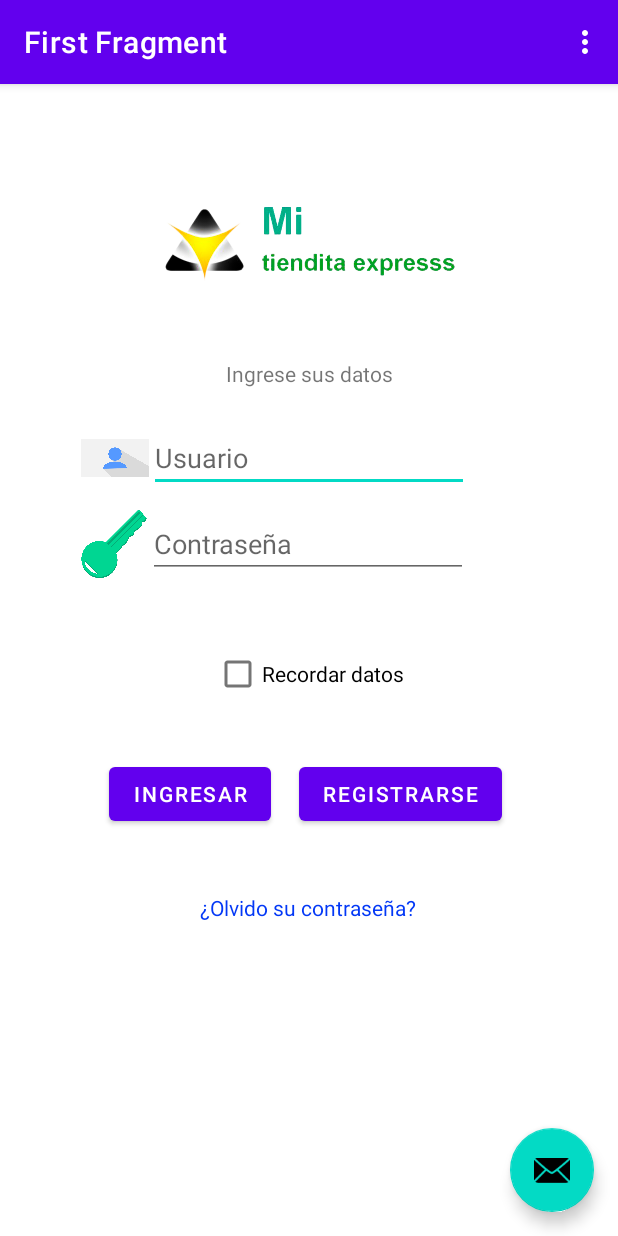
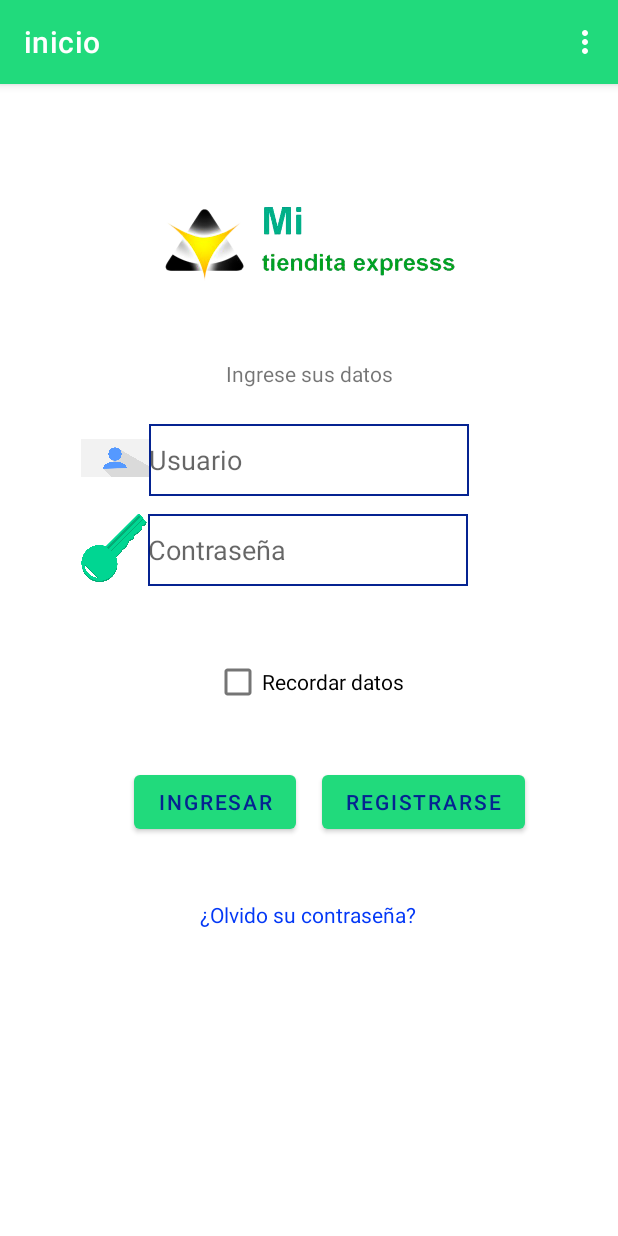
Before and after one commit to alcolandia33/MisionTicCiclo4, an Android app: the MainActivity screen opened directly, with no data from a screen before it, on a phone screen of 412 x 824 dp. Run offline under Robolectric (Android 15) with nearby library versions, the light colour scheme and no system bars; our stand-ins replace navigation-ui.

Commit message:
layaut registro

```diff
--- a/AppTienda/app/build.gradle
+++ b/AppTienda/app/build.gradle
@@ -42,9 +42,12 @@ dependencies {
     implementation 'androidx.constraintlayout:constraintlayout:2.1.1'
     implementation 'androidx.navigation:navigation-fragment-ktx:2.3.5'
     implementation 'androidx.navigation:navigation-ui-ktx:2.3.5'
+    implementation 'com.android.support:design:28.0.0'
+    implementation 'com.airbnb.android:lottie:4.2.0'
 
-    implementation 'com.airbnb.android:lottie:4.2.0'
+
     testImplementation 'junit:junit:4.+'
     androidTestImplementation 'androidx.test.ext:junit:1.1.3'
     androidTestImplementation 'androidx.test.espresso:espresso-core:3.4.0'
+
 }
--- a/AppTienda/app/src/main/java/com/example/apptienda/SecondFragment.kt
+++ b/AppTienda/app/src/main/java/com/example/apptienda/InicioActivity.kt
@@ -6,14 +6,14 @@ import android.view.LayoutInflater
 import android.view.View
 import android.view.ViewGroup
 import androidx.navigation.fragment.findNavController
-import com.example.apptienda.databinding.FragmentSecondBinding
+import com.example.apptienda.databinding.InicioBinding
 
 /**
- * A simple [Fragment] subclass as the second destination in the navigation.
+ * A simple [Fragment] subclass as the default destination in the navigation.
  */
-class SecondFragment : Fragment() {
+class InicioActivity : Fragment() {
 
-    private var _binding: FragmentSecondBinding? = null
+    private var _binding: InicioBinding? = null
 
     // This property is only valid between onCreateView and
     // onDestroyView.
@@ -24,7 +24,7 @@ class SecondFragment : Fragment() {
         savedInstanceState: Bundle?
     ): View? {
 
-        _binding = FragmentSecondBinding.inflate(inflater, container, false)
+        _binding = InicioBinding.inflate(inflater, container, false)
         return binding.root
 
     }
@@ -32,8 +32,8 @@ class SecondFragment : Fragment() {
     override fun onViewCreated(view: View, savedInstanceState: Bundle?) {
         super.onViewCreated(view, savedInstanceState)
 
-        binding.buttonSecond.setOnClickListener {
-            findNavController().navigate(R.id.action_SecondFragment_to_FirstFragment)
+        binding.inicioRegistro.setOnClickListener {
+           findNavController().navigate(R.id.action_inicioActivity_to_registroActivity2)
         }
     }
 
--- a/AppTienda/app/src/main/java/com/example/apptienda/MainActivity.kt
+++ b/AppTienda/app/src/main/java/com/example/apptienda/MainActivity.kt
@@ -28,10 +28,7 @@ class MainActivity : AppCompatActivity() {
         appBarConfiguration = AppBarConfiguration(navController.graph)
         setupActionBarWithNavController(navController, appBarConfiguration)
 
-        binding.fab.setOnClickListener { view ->
-            Snackbar.make(view, "Replace with your own action", Snackbar.LENGTH_LONG)
-                .setAction("Action", null).show()
-        }
+
     }
 
     override fun onCreateOptionsMenu(menu: Menu): Boolean {
--- a/AppTienda/app/src/main/java/com/example/apptienda/Inicio.kt
+++ b/AppTienda/app/src/main/java/com/example/apptienda/RegistroActivity.kt
@@ -6,14 +6,14 @@ import android.view.LayoutInflater
 import android.view.View
 import android.view.ViewGroup
 import androidx.navigation.fragment.findNavController
-import com.example.apptienda.databinding.FragmentFirstBinding
+import com.example.apptienda.databinding.RegistroBinding
 
 /**
- * A simple [Fragment] subclass as the default destination in the navigation.
+ * A simple [Fragment] subclass as the second destination in the navigation.
  */
-class Inicio : Fragment() {
+class RegistroActivity : Fragment() {
 
-    private var _binding: FragmentFirstBinding? = null
+    private var _binding: RegistroBinding? = null
 
     // This property is only valid between onCreateView and
     // onDestroyView.
@@ -24,7 +24,7 @@ class Inicio : Fragment() {
         savedInstanceState: Bundle?
     ): View? {
 
-        _binding = FragmentFirstBinding.inflate(inflater, container, false)
+        _binding = RegistroBinding.inflate(inflater, container, false)
         return binding.root
 
     }
@@ -32,9 +32,7 @@ class Inicio : Fragment() {
     override fun onViewCreated(view: View, savedInstanceState: Bundle?) {
         super.onViewCreated(view, savedInstanceState)
 
-        //binding.buttonFirst.setOnClickListener {
-          // findNavController().navigate(R.id.action_FirstFragment_to_SecondFragment)
-        //}
+
     }
 
     override fun onDestroyView() {
--- /dev/null
+++ b/AppTienda/app/src/main/res/drawable/stileborder.xml
@@ -0,0 +1,5 @@
+<?xml version="1.0" encoding="utf-8"?>
+<shape xmlns:android="http://schemas.android.com/apk/res/android" android:shape="rectangle" >
+    <solid android:color="#00FFFFFF" />
+    <stroke android:width="1dp" android:color="@color/blue"/>
+</shape>
--- a/AppTienda/app/src/main/res/layout/activity_main.xml
+++ b/AppTienda/app/src/main/res/layout/activity_main.xml
@@ -22,13 +22,6 @@
 
     <include layout="@layout/content_main" />
 
-    <com.google.android.material.floatingactionbutton.FloatingActionButton
-        android:id="@+id/fab"
-        android:layout_width="wrap_content"
-        android:layout_height="wrap_content"
-        android:layout_gravity="bottom|end"
-        android:layout_marginEnd="@dimen/fab_margin"
-        android:layout_marginBottom="16dp"
-        app:srcCompat="@android:drawable/ic_dialog_email" />
+
 
 </androidx.coordinatorlayout.widget.CoordinatorLayout>
--- a/AppTienda/app/src/main/res/layout/fragment_first.xml
+++ b/AppTienda/app/src/main/res/layout/inicio.xml
@@ -4,7 +4,7 @@
     xmlns:tools="http://schemas.android.com/tools"
     android:layout_width="match_parent"
     android:layout_height="match_parent"
-    tools:context=".Inicio">
+    tools:context=".InicioActivity">
 
     <ImageView
         android:id="@+id/imageView"
@@ -25,20 +25,24 @@
         android:text="Ingrese sus datos"
         app:layout_constraintEnd_toEndOf="parent"
         app:layout_constraintStart_toStartOf="parent"
-        app:layout_constraintTop_toBottomOf="@+id/imageView" />
+        app:layout_constraintTop_toBottomOf="@+id/imageView"
+        />
+
 
     <EditText
         android:id="@+id/editTextTextPersonName"
         android:layout_width="wrap_content"
         android:layout_height="wrap_content"
         android:layout_marginTop="24dp"
-
+        android:background="@drawable/stileborder"
         android:ems="10"
         android:hint="Usuario"
         android:inputType="textPersonName"
+        android:minHeight="48dp"
         app:layout_constraintEnd_toEndOf="parent"
         app:layout_constraintStart_toStartOf="parent"
         app:layout_constraintTop_toBottomOf="@+id/textView" />
+
 
     <ImageView
         android:id="@+id/icono_descuento"
@@ -59,15 +63,20 @@
         android:layout_width="wrap_content"
         android:layout_height="wrap_content"
         android:layout_marginTop="12dp"
+        android:background="@drawable/stileborder"
         android:ems="10"
         android:hint="Contraseña"
         android:inputType="textPassword"
+        android:minHeight="48dp"
         app:layout_constraintBottom_toBottomOf="parent"
         app:layout_constraintEnd_toEndOf="parent"
         app:layout_constraintHorizontal_bias="0.498"
         app:layout_constraintStart_toStartOf="parent"
         app:layout_constraintTop_toBottomOf="@+id/editTextTextPersonName"
+
+
         app:layout_constraintVertical_bias="0.0" />
+
 
     <ImageView
 
@@ -94,7 +103,7 @@
         app:layout_constraintTop_toBottomOf="@+id/editTextTextPassword" />
 
     <Button
-        android:id="@+id/button"
+        android:id="@+id/inicio"
         android:layout_width="wrap_content"
         android:layout_height="wrap_content"
         android:layout_marginTop="32dp"
@@ -105,7 +114,7 @@
         app:layout_constraintTop_toBottomOf="@+id/checkBox" />
 
     <Button
-        android:id="@+id/button2"
+        android:id="@+id/inicioRegistro"
         android:layout_width="wrap_content"
         android:layout_height="wrap_content"
         android:layout_marginTop="32dp"
@@ -126,7 +135,7 @@
         app:layout_constraintEnd_toEndOf="parent"
         app:layout_constraintHorizontal_bias="0.498"
         app:layout_constraintStart_toStartOf="parent"
-        app:layout_constraintTop_toBottomOf="@+id/button2"
+        app:layout_constraintTop_toBottomOf="@+id/inicioRegistro"
         app:layout_constraintVertical_bias="0.168" />
 
     <androidx.constraintlayout.widget.Guideline
@@ -134,7 +143,7 @@
         android:layout_width="wrap_content"
         android:layout_height="wrap_content"
         android:orientation="vertical"
-        app:layout_constraintGuide_begin="188dp" />
+        app:layout_constraintGuide_percent="0.5" />
 
 
 </androidx.constraintlayout.widget.ConstraintLayout>
--- a/AppTienda/app/src/main/res/navigation/nav_graph.xml
+++ b/AppTienda/app/src/main/res/navigation/nav_graph.xml
@@ -3,26 +3,19 @@
     xmlns:app="http://schemas.android.com/apk/res-auto"
     xmlns:tools="http://schemas.android.com/tools"
     android:id="@+id/nav_graph"
-    app:startDestination="@id/FirstFragment">
-
+    app:startDestination="@id/inicioActivity">
     <fragment
-        android:id="@+id/FirstFragment"
-        android:name="com.example.apptienda.Inicio"
-        android:label="@string/first_fragment_label"
-        tools:layout="@layout/fragment_first">
-
+        android:id="@+id/inicioActivity"
+        android:name="com.example.apptienda.InicioActivity"
+        android:label="inicio"
+        tools:layout="@layout/inicio" >
         <action
-            android:id="@+id/action_FirstFragment_to_SecondFragment"
-            app:destination="@id/SecondFragment" />
+            android:id="@+id/action_inicioActivity_to_registroActivity2"
+            app:destination="@id/registroActivity2" />
     </fragment>
     <fragment
-        android:id="@+id/SecondFragment"
-        android:name="com.example.apptienda.SecondFragment"
-        android:label="@string/second_fragment_label"
-        tools:layout="@layout/fragment_second">
-
-        <action
-            android:id="@+id/action_SecondFragment_to_FirstFragment"
-            app:destination="@id/FirstFragment" />
-    </fragment>
+        android:id="@+id/registroActivity2"
+        android:name="com.example.apptienda.RegistroActivity"
+        android:label="registro"
+        tools:layout="@layout/registro" />
 </navigation>
--- a/AppTienda/app/src/main/res/values-night/themes.xml
+++ b/AppTienda/app/src/main/res/values-night/themes.xml
@@ -2,8 +2,8 @@
     <!-- Base application theme. -->
     <style name="Theme.AppTienda" parent="Theme.MaterialComponents.DayNight.DarkActionBar">
         <!-- Primary brand color. -->
-        <item name="colorPrimary">@color/purple_200</item>
-        <item name="colorPrimaryVariant">@color/purple_700</item>
+        <item name="colorPrimary">@color/green_200</item>
+        <item name="colorPrimaryVariant">@color/green_700</item>
         <item name="colorOnPrimary">@color/black</item>
         <!-- Secondary brand color. -->
         <item name="colorSecondary">@color/teal_200</item>
--- a/AppTienda/app/src/main/res/values/colors.xml
+++ b/AppTienda/app/src/main/res/values/colors.xml
@@ -1,10 +1,10 @@
 <?xml version="1.0" encoding="utf-8"?>
 <resources>
-    <color name="purple_200">#FFBB86FC</color>
-    <color name="purple_500">#FF6200EE</color>
-    <color name="purple_700">#FF3700B3</color>
+    <color name="green_200">#5EF861</color>
+    <color name="green_500">#21DA7C</color>
+    <color name="green_700">#FF3700B3</color>
     <color name="teal_200">#FF03DAC5</color>
     <color name="teal_700">#FF018786</color>
     <color name="black">#FF000000</color>
-    <color name="white">#FFFFFFFF</color>
+    <color name="blue">#052391</color>
 </resources>
--- a/AppTienda/app/src/main/res/values/themes.xml
+++ b/AppTienda/app/src/main/res/values/themes.xml
@@ -2,9 +2,9 @@
     <!-- Base application theme. -->
     <style name="Theme.AppTienda" parent="Theme.MaterialComponents.DayNight.DarkActionBar">
         <!-- Primary brand color. -->
-        <item name="colorPrimary">@color/purple_500</item>
-        <item name="colorPrimaryVariant">@color/purple_700</item>
-        <item name="colorOnPrimary">@color/white</item>
+        <item name="colorPrimary">@color/green_500</item>
+        <item name="colorPrimaryVariant">@color/green_700</item>
+        <item name="colorOnPrimary">@color/blue</item>
         <!-- Secondary brand color. -->
         <item name="colorSecondary">@color/teal_200</item>
         <item name="colorSecondaryVariant">@color/teal_700</item>
```
Also changed, not shown: AppTienda/app/src/main/res/layout/fragment_second.xml (deleted, +0 -27 lines), AppTienda/app/src/main/res/layout/registro.xml (added, +87 -0 lines).
